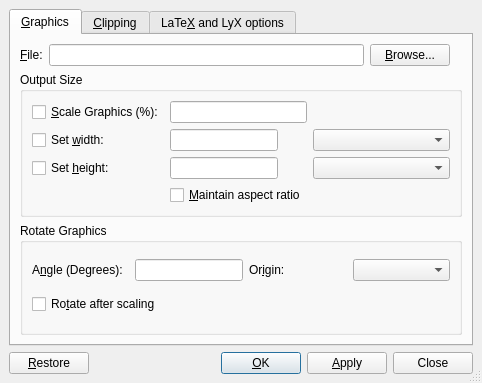
This is src/frontends/qt4/ui/GraphicsUi.ui in cburschka/lyx as Qt 5 draws it before an edit. The edited form follows.
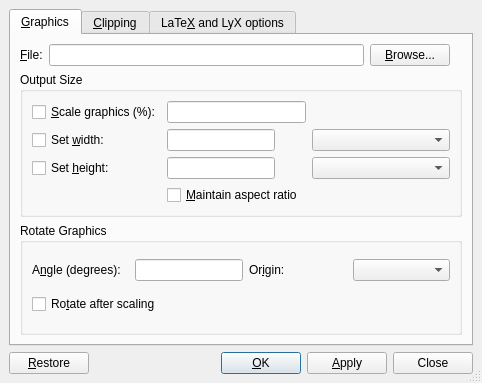
This is the edited form. Custom widgets are drawn as their Qt base class.

What changed in the file:
```diff
--- a/src/frontends/qt4/ui/GraphicsUi.ui
+++ b/src/frontends/qt4/ui/GraphicsUi.ui
@@ -148,7 +148,7 @@
           <item row="0" column="0" >
            <widget class="QCheckBox" name="scaleCB" >
             <property name="text" >
-             <string>&amp;Scale Graphics (%):</string>
+             <string>&amp;Scale graphics (%):</string>
             </property>
            </widget>
           </item>
@@ -247,7 +247,7 @@
              <string>Angle to rotate image by</string>
             </property>
             <property name="text" >
-             <string>A&amp;ngle (Degrees):</string>
+             <string>A&amp;ngle (degrees):</string>
             </property>
             <property name="buddy" >
              <cstring>angle</cstring>
```
Left out of the diff: 4 changed lines with no effect on the pictures.
